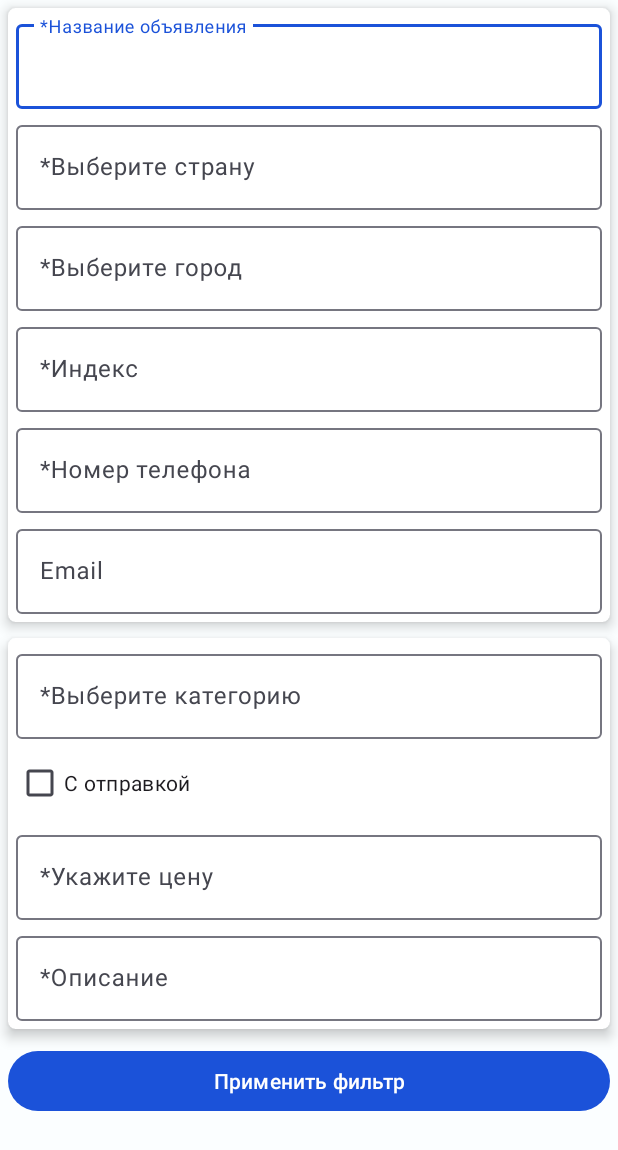
After one commit to Tacvil/Bulletin_board_VKR, an Android app: the FilterActivity screen opened directly, with no data from a screen before it, on a phone screen of 412 x 824 dp. The commit adds this screen. Shown: the top 1150 px of the screen. Run offline under Robolectric (Android 15) with nearby library versions, the phone set to English and light mode, and no system bars.

Commit message:
FilterActivity.kt

```diff
--- a/app/src/main/AndroidManifest.xml
+++ b/app/src/main/AndroidManifest.xml
@@ -33,6 +33,9 @@
         tools:replace="android:theme"
         tools:targetApi="31">
         <activity
+            android:name=".act.FilterActivity"
+            android:exported="false" />
+        <activity
             android:name=".act.LauncherActivity"
             android:exported="true">
             <intent-filter>
--- /dev/null
+++ b/app/src/main/java/com/example/bulletin_board/act/FilterActivity.kt
@@ -0,0 +1,79 @@
+package com.example.bulletin_board.act
+
+import androidx.appcompat.app.AppCompatActivity
+import android.os.Bundle
+import android.util.Log
+import android.view.MenuItem
+import android.widget.Toast
+import com.example.bulletin_board.R
+import com.example.bulletin_board.databinding.ActivityFilterBinding
+import com.example.bulletin_board.dialogs.DialogSpinnerHelper
+import com.example.bulletin_board.utils.CityHelper
+
+class FilterActivity : AppCompatActivity() {
+    lateinit var binding: ActivityFilterBinding
+    private val dialog = DialogSpinnerHelper()
+    override fun onCreate(savedInstanceState: Bundle?) {
+        super.onCreate(savedInstanceState)
+        binding = ActivityFilterBinding.inflate(layoutInflater)
+        setContentView(binding.root)
+        onClickSelectCountryCity()
+        onClickDone()
+        actionBarSettings()
+    }
+
+    override fun onOptionsItemSelected(item: MenuItem): Boolean {
+        if (item.itemId == android.R.id.home) finish()
+        return super.onOptionsItemSelected(item)
+    }
+
+    private fun onClickSelectCountryCity() = with(binding) {
+
+        textViewSelectCountry.setOnClickListener {
+            val listCountry = CityHelper.getAllCountries(this@FilterActivity)
+            dialog.showSpinnerDialog(this@FilterActivity, listCountry, textViewSelectCountry)
+            if (textViewSelectCity.text.toString() != "") {   //getString(R.string.select_city)
+                textViewSelectCity.setText("")//getString(R.string.select_city)
+            }
+        }
+
+        textViewSelectCity.setOnClickListener {
+            val selectedCountry = textViewSelectCountry.text.toString()
+            if (selectedCountry != getString(R.string.select_country)) {
+                val listCity = CityHelper.getAllCities(selectedCountry, this@FilterActivity)
+                dialog.showSpinnerDialog(this@FilterActivity, listCity, textViewSelectCity)
+            } else {
+                Toast.makeText(this@FilterActivity, "No country selected", Toast.LENGTH_LONG).show()
+            }
+        }
+    }
+
+    private fun onClickDone() = with(binding) {
+        buttonDone.setOnClickListener {
+            Log.d("MyLog", "Filter: ${createFilter()}")
+        }
+    }
+
+    private fun createFilter(): String = with(binding){
+        val sBuilder = StringBuilder()
+        val arrayTempFilter = listOf(textViewSelectCountry.text,
+            textViewSelectCity.text,
+            textViewIndex.text,
+            checkBoxWithSend.isChecked.toString())
+        for ((i, s) in arrayTempFilter.withIndex()){
+            if (s != null) {
+                if (s != getString(R.string.select_country) && s!= getString(R.string.select_city) && s.isNotEmpty()){
+                    sBuilder.append(s)
+                    if (i != arrayTempFilter.size - 1) sBuilder.append("_")
+                }
+
+            }
+        }
+        return sBuilder.toString()
+    }
+
+    fun actionBarSettings(){
+        val ab = supportActionBar
+        ab?.setDisplayHomeAsUpEnabled(true)
+    }
+}
--- a/app/src/main/java/com/example/bulletin_board/act/MainActivity.kt
+++ b/app/src/main/java/com/example/bulletin_board/act/MainActivity.kt
@@ -6,6 +6,7 @@ import android.os.Bundle
 import android.text.SpannableString
 import android.text.style.ForegroundColorSpan
 import android.util.Log
+import android.view.Menu
 import android.view.MenuItem
 import android.view.View
 import android.widget.ImageView
@@ -65,6 +66,16 @@ class MainActivity : AppCompatActivity(), OnNavigationItemSelectedListener, AdsR
         initViewModel()
         bottomMenuOnClick()
         scrollListener()
+    }
+
+    override fun onCreateOptionsMenu(menu: Menu?): Boolean {
+        menuInflater.inflate(R.menu.main_menu, menu)
+        return super.onCreateOptionsMenu(menu)
+    }
+
+    override fun onOptionsItemSelected(item: MenuItem): Boolean {
+        if (item.itemId == R.id.id_filter) startActivity(Intent(this@MainActivity, FilterActivity::class.java))
+        return super.onOptionsItemSelected(item)
     }
 
     override fun onResume() {
--- /dev/null
+++ b/app/src/main/res/layout/activity_filter.xml
@@ -0,0 +1,247 @@
+<?xml version="1.0" encoding="utf-8"?>
+<androidx.constraintlayout.widget.ConstraintLayout xmlns:android="http://schemas.android.com/apk/res/android"
+    xmlns:app="http://schemas.android.com/apk/res-auto"
+    xmlns:tools="http://schemas.android.com/tools"
+    android:layout_width="match_parent"
+    android:layout_height="match_parent"
+    android:id="@+id/place_holder"
+    tools:context=".act.EditAdsActivity">
+
+    <androidx.core.widget.NestedScrollView
+        android:layout_width="match_parent"
+        android:id="@+id/scroll_view_main"
+        android:layout_height="match_parent"
+        app:layout_constraintBottom_toBottomOf="parent"
+        app:layout_constraintEnd_toEndOf="parent"
+        app:layout_constraintStart_toStartOf="parent"
+        app:layout_constraintTop_toTopOf="parent">
+
+        <LinearLayout
+            android:id="@+id/placeee"
+            android:layout_width="match_parent"
+            android:layout_height="wrap_content"
+            android:orientation="vertical">
+
+            <androidx.cardview.widget.CardView
+                android:id="@+id/card_address"
+                android:layout_width="match_parent"
+                android:layout_height="match_parent"
+
+                android:layout_margin="5dp"
+                app:cardCornerRadius="5dp"
+                app:cardElevation="5dp">
+
+                <LinearLayout
+                    android:layout_width="match_parent"
+                    android:layout_height="match_parent"
+                    android:orientation="vertical"
+                    android:padding="5dp">
+
+                    <com.google.android.material.textfield.TextInputLayout
+                        android:layout_width="match_parent"
+                        android:layout_height="match_parent"
+                        android:hint="@string/title" >
+
+                        <com.google.android.material.textfield.TextInputEditText
+                            android:id="@+id/text_view_title"
+                            android:layout_width="match_parent"
+                            android:layout_height="wrap_content"
+                            android:focusable="true" />
+                    </com.google.android.material.textfield.TextInputLayout>
+
+                    <!--                    <TextView-->
+                    <!--                        android:id="@+id/text_view_select_countryy"-->
+                    <!--                        android:layout_width="match_parent"-->
+                    <!--                        android:layout_height="wrap_content"-->
+                    <!--                        android:layout_margin="5dp"-->
+                    <!--                        android:clickable="true"-->
+                    <!--                        android:focusable="true"-->
+                    <!--                        android:gravity="center"-->
+                    <!--                        android:padding="10dp"-->
+                    <!--                        android:text="@string/select_country"-->
+                    <!--                        android:textColor="@color/white" />-->
+
+                    <!--                    <TextView-->
+                    <!--                        android:id="@+id/text_view_select_city"-->
+                    <!--                        android:layout_width="match_parent"-->
+                    <!--                        android:layout_height="wrap_content"-->
+                    <!--                        android:layout_margin="5dp"-->
+                    <!--                        android:clickable="true"-->
+                    <!--                        android:focusable="true"-->
+                    <!--                        android:gravity="center"-->
+                    <!--                        android:padding="10dp"-->
+                    <!--                        android:text="@string/select_city"-->
+                    <!--                        android:textColor="@color/white" />-->
+
+                    <com.google.android.material.textfield.TextInputLayout
+                        android:layout_width="match_parent"
+                        android:layout_height="match_parent"
+                        android:layout_marginTop="5dp"
+                        android:hint="@string/select_country" >
+
+                        <com.google.android.material.textfield.TextInputEditText
+                            android:id="@+id/text_view_select_country"
+                            android:layout_width="match_parent"
+                            android:layout_height="wrap_content"
+                            android:clickable="true"
+                            android:focusable="false" />
+                    </com.google.android.material.textfield.TextInputLayout>
+
+                    <com.google.android.material.textfield.TextInputLayout
+                        android:layout_width="match_parent"
+                        android:layout_height="match_parent"
+                        android:layout_marginTop="5dp"
+                        android:hint="@string/select_city" >
+
+                        <com.google.android.material.textfield.TextInputEditText
+                            android:id="@+id/text_view_select_city"
+                            android:layout_width="match_parent"
+                            android:layout_height="wrap_content"
+                            android:clickable="true"
+                            android:focusable="false" />
+                    </com.google.android.material.textfield.TextInputLayout>
+
+                    <com.google.android.material.textfield.TextInputLayout
+                        android:layout_width="match_parent"
+                        android:layout_height="match_parent"
+                        android:layout_marginTop="5dp"
+                        android:hint="@string/index">
+
+                        <com.google.android.material.textfield.TextInputEditText
+                            android:id="@+id/text_view_index"
+                            android:layout_width="match_parent"
+                            android:layout_height="wrap_content"
+                            android:focusable="true"
+                            android:inputType="number" />
+                    </com.google.android.material.textfield.TextInputLayout>
+
+                    <com.google.android.material.textfield.TextInputLayout
+                        android:layout_width="match_parent"
+                        android:layout_height="match_parent"
+                        android:layout_marginTop="5dp"
+                        android:hint="@string/tel_numb">
+
+                        <com.google.android.material.textfield.TextInputEditText
+                            android:id="@+id/text_view_select_tel_numb"
+                            android:layout_width="match_parent"
+                            android:layout_height="wrap_content"
+                            android:focusable="true"
+                            android:inputType="phone" />
+                    </com.google.android.material.textfield.TextInputLayout>
+
+                    <com.google.android.material.textfield.TextInputLayout
+                        android:layout_width="match_parent"
+                        android:layout_height="match_parent"
+                        android:layout_marginTop="5dp"
+                        android:hint="@string/email_hint">
+
+                        <com.google.android.material.textfield.TextInputEditText
+                            android:id="@+id/text_view_select_email"
+                            android:layout_width="match_parent"
+                            android:layout_height="wrap_content"
+                            android:focusable="true"
+                            android:inputType="textEmailAddress" />
+                    </com.google.android.material.textfield.TextInputLayout>
+
+                </LinearLayout>
+            </androidx.cardview.widget.CardView>
+
+            <androidx.cardview.widget.CardView
+                android:id="@+id/card_category"
+                android:layout_width="match_parent"
+                android:layout_height="match_parent"
+                android:layout_margin="5dp"
+                app:cardCornerRadius="5dp"
+                app:cardElevation="5dp">
+
+                <LinearLayout
+                    android:layout_width="match_parent"
+                    android:layout_height="match_parent"
+                    android:orientation="vertical"
+                    android:padding="5dp">
+
+                    <!--                    <TextView-->
+                    <!--                        android:id="@+id/text_view_select_countryy"-->
+                    <!--                        android:layout_width="match_parent"-->
+                    <!--                        android:layout_height="wrap_content"-->
+                    <!--                        android:layout_margin="5dp"-->
+                    <!--                        android:clickable="true"-->
+                    <!--                        android:focusable="true"-->
+                    <!--                        android:gravity="center"-->
+                    <!--                        android:padding="10dp"-->
+                    <!--                        android:text="@string/select_country"-->
+                    <!--                        android:textColor="@color/white" />-->
+
+                    <!--                    <TextView-->
+                    <!--                        android:id="@+id/text_view_select_city"-->
+                    <!--                        android:layout_width="match_parent"-->
+                    <!--                        android:layout_height="wrap_content"-->
+                    <!--                        android:layout_margin="5dp"-->
+                    <!--                        android:clickable="true"-->
+                    <!--                        android:focusable="true"-->
+                    <!--                        android:gravity="center"-->
+                    <!--                        android:padding="10dp"-->
+                    <!--                        android:text="@string/select_city"-->
+                    <!--                        android:textColor="@color/white" />-->
+
+                    <com.google.android.material.textfield.TextInputLayout
+                        android:layout_width="match_parent"
+                        android:layout_height="match_parent"
+                        android:hint="@string/select_category" >
+
+                        <com.google.android.material.textfield.TextInputEditText
+                            android:id="@+id/text_view_select_category"
+                            android:layout_width="match_parent"
+                            android:layout_height="wrap_content"
+                            android:clickable="true"
+                            android:focusable="false" />
+
+                        <CheckBox
+                            android:id="@+id/check_box_with_send"
+                            android:layout_width="match_parent"
+                            android:layout_height="wrap_content"
+                            android:layout_marginTop="5dp"
+                            android:text="@string/with_send" />
+                    </com.google.android.material.textfield.TextInputLayout>
+
+                    <com.google.android.material.textfield.TextInputLayout
+                        android:layout_width="match_parent"
+                        android:layout_height="match_parent"
+                        android:layout_marginTop="5dp"
+                        android:hint="@string/price">
+
+                        <com.google.android.material.textfield.TextInputEditText
+                            android:id="@+id/text_view_price"
+                            android:layout_width="match_parent"
+                            android:layout_height="wrap_content"
+                            android:focusable="true"
+                            android:inputType="number" />
+                    </com.google.android.material.textfield.TextInputLayout>
+
+                    <com.google.android.material.textfield.TextInputLayout
+                        android:layout_width="match_parent"
+                        android:layout_height="match_parent"
+                        android:layout_marginTop="5dp"
+                        android:hint="@string/description" >
+
+                        <com.google.android.material.textfield.TextInputEditText
+                            android:id="@+id/text_view_description"
+                            android:layout_width="match_parent"
+                            android:layout_height="wrap_content"
+                            android:focusable="true" />
+                    </com.google.android.material.textfield.TextInputLayout>
+
+                </LinearLayout>
+            </androidx.cardview.widget.CardView>
+
+            <Button
+                android:id="@+id/button_done"
+                android:layout_width="match_parent"
+                android:layout_height="wrap_content"
+                android:layout_margin="5dp"
+                android:text="Применить фильтр" />
+
+        </LinearLayout>
+    </androidx.core.widget.NestedScrollView>
+
+</androidx.constraintlayout.widget.ConstraintLayout>
--- a/app/src/main/res/menu/main_menu.xml
+++ b/app/src/main/res/menu/main_menu.xml
@@ -3,10 +3,8 @@
     xmlns:app="http://schemas.android.com/apk/res-auto">
 
     <item
-        android:id="@+id/id_new_ads"
-        android:layout_width="wrap_content"
-        android:layout_height="wrap_content"
-        android:icon="@drawable/ic_new_ads"
-        android:title="New ad"
+        android:id="@+id/id_filter"
+        android:icon="@drawable/ic_sign_up"
+        android:title="filter"
         app:showAsAction="ifRoom" />
 </menu>
```
